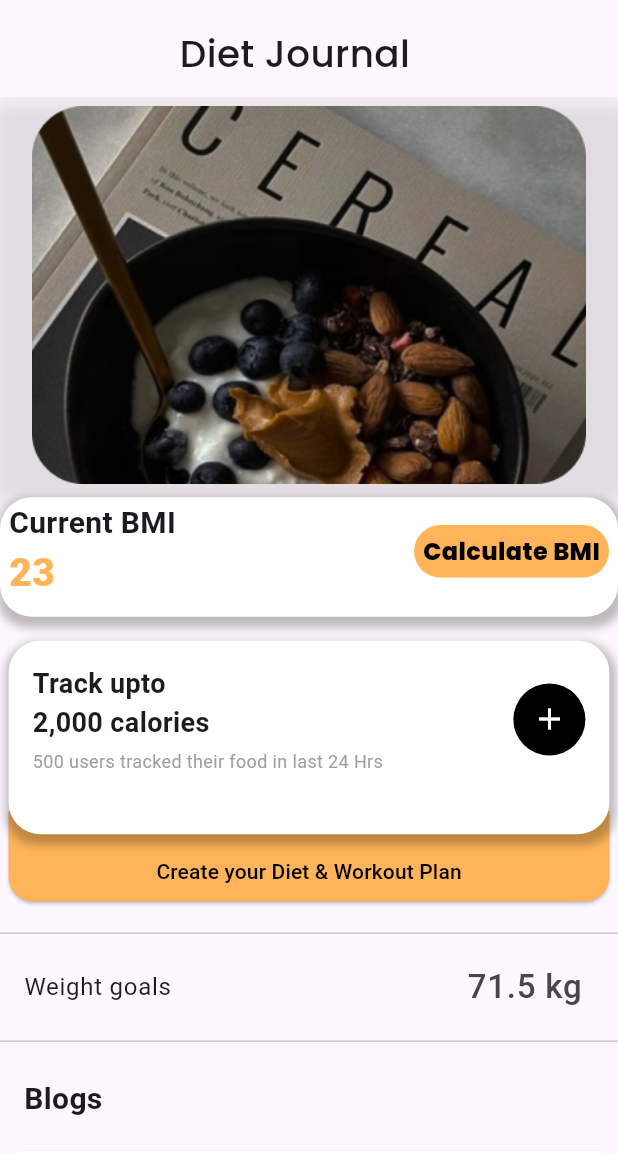
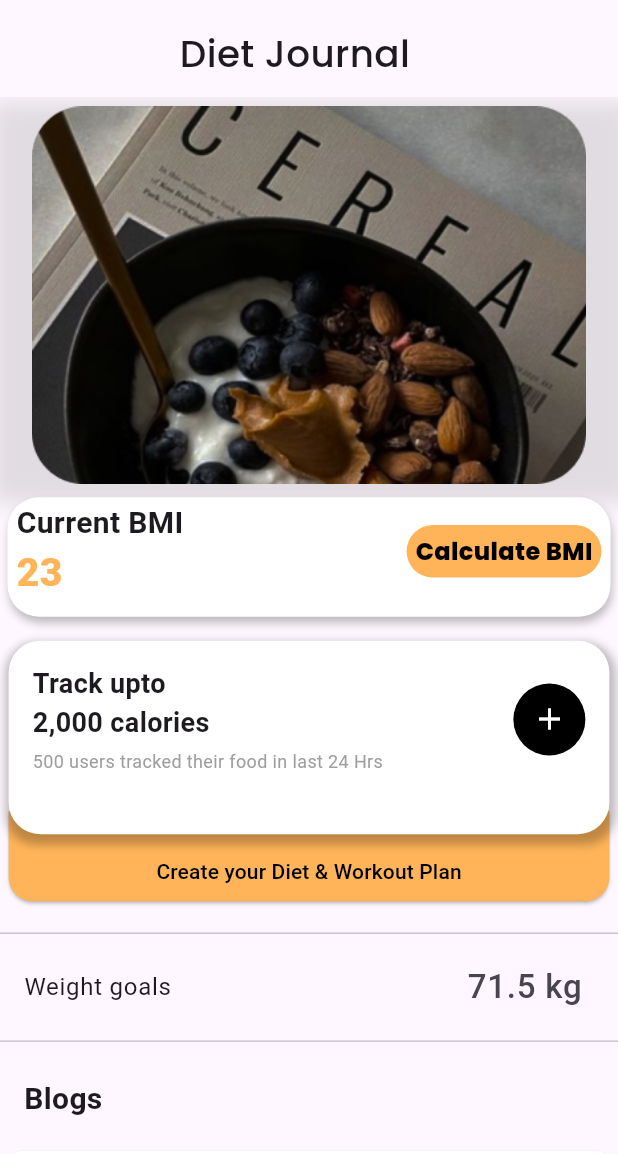
Before and after one commit to PratyushaKumarKar/misflo, a Flutter app: the Diet widget shown alone on an empty page, opened directly with empty values, on a phone screen of 412 x 824 dp. Shown: the top 1154 px of the screen. Run offline on Flutter 3.47's test engine with Material 3 defaults, Android fonts, the phone set to English and light mode, and no system bars; our stand-ins replace cloud_firestore, curved_navigation_bar, firebase_auth, firebase_core, firebase_storage, flutter_gemini and 7 more; accounts and stored records are empty.

Commit message:
fixed current bmi padding

```diff
--- a/lib/pages/diet.dart
+++ b/lib/pages/diet.dart
@@ -75,14 +75,15 @@ class _DietState extends State<Diet> {
                         ),
                       ),
                       Padding(
-                        padding: EdgeInsets.only(top: height(context, 10)),
+                        padding: EdgeInsets.only(
+                            top: height(context, 10), right: 5, left: 5),
                         child: Container(
                           height: height(context, 90),
                           decoration: BoxDecoration(
                             boxShadow: [
                               BoxShadow(
                                 color: Colors.black.withOpacity(0.25),
-                                spreadRadius: 3,
+                                spreadRadius: 0,
                                 blurRadius: 4.5,
                                 offset: Offset(1, 4),
                               ),
```
